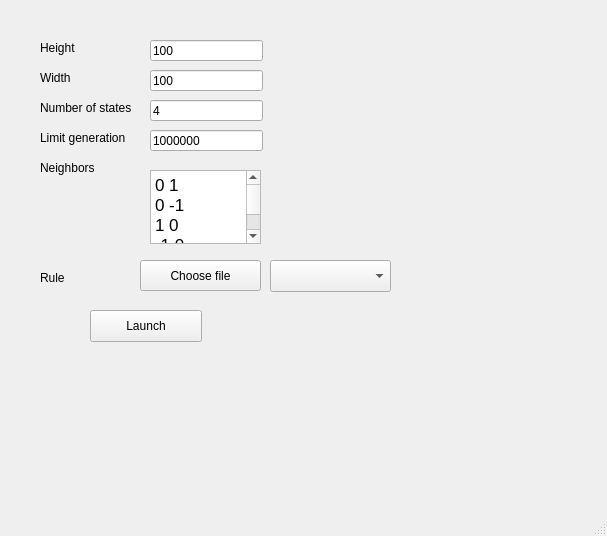
Above: mainwindow.ui from phanmduong/Cellular-Automaton-Simulator before the change. Below: the same form after it.
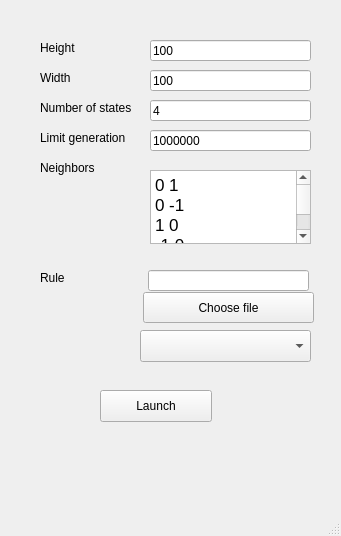
That is the form after the change.

Diff of the .ui file:
```diff
--- a/mainwindow.ui
+++ b/mainwindow.ui
@@ -6,7 +6,7 @@
    <rect>
     <x>0</x>
     <y>0</y>
-    <width>607</width>
+    <width>341</width>
     <height>536</height>
    </rect>
   </property>
@@ -30,8 +30,8 @@
    <widget class="QPushButton" name="launchButton">
     <property name="geometry">
      <rect>
-      <x>90</x>
-      <y>310</y>
+      <x>100</x>
+      <y>390</y>
       <width>112</width>
       <height>32</height>
      </rect>
@@ -58,7 +58,7 @@
      <rect>
       <x>150</x>
       <y>40</y>
-      <width>113</width>
+      <width>161</width>
       <height>21</height>
      </rect>
     </property>
@@ -84,7 +84,7 @@
      <rect>
       <x>150</x>
       <y>70</y>
-      <width>113</width>
+      <width>161</width>
       <height>21</height>
      </rect>
     </property>
@@ -110,7 +110,7 @@
      <rect>
       <x>150</x>
       <y>100</y>
-      <width>113</width>
+      <width>161</width>
       <height>21</height>
      </rect>
     </property>
@@ -136,7 +136,7 @@
      <rect>
       <x>150</x>
       <y>130</y>
-      <width>113</width>
+      <width>161</width>
       <height>21</height>
      </rect>
     </property>
@@ -149,7 +149,7 @@
      <rect>
       <x>150</x>
       <y>170</y>
-      <width>111</width>
+      <width>161</width>
       <height>74</height>
      </rect>
     </property>
@@ -168,9 +168,9 @@
    <widget class="QComboBox" name="rulesComboBox">
     <property name="geometry">
      <rect>
-      <x>270</x>
-      <y>260</y>
-      <width>121</width>
+      <x>140</x>
+      <y>330</y>
+      <width>171</width>
       <height>32</height>
      </rect>
     </property>
@@ -191,9 +191,9 @@
    <widget class="QPushButton" name="chooseFileRule">
     <property name="geometry">
      <rect>
-      <x>140</x>
-      <y>260</y>
-      <width>121</width>
+      <x>143</x>
+      <y>292</y>
+      <width>171</width>
       <height>31</height>
      </rect>
     </property>
@@ -201,6 +201,22 @@
      <string>Choose file</string>
     </property>
    </widget>
+   <widget class="QLineEdit" name="ruleFilePathEdit">
+    <property name="enabled">
+     <bool>true</bool>
+    </property>
+    <property name="geometry">
+     <rect>
+      <x>148</x>
+      <y>270</y>
+      <width>161</width>
+      <height>21</height>
+     </rect>
+    </property>
+    <property name="readOnly">
+     <bool>true</bool>
+    </property>
+   </widget>
   </widget>
   <widget class="QMenuBar" name="menubar">
    <property name="geometry">
```
Left out of the diff: 2 changed lines with no effect on the pictures.
